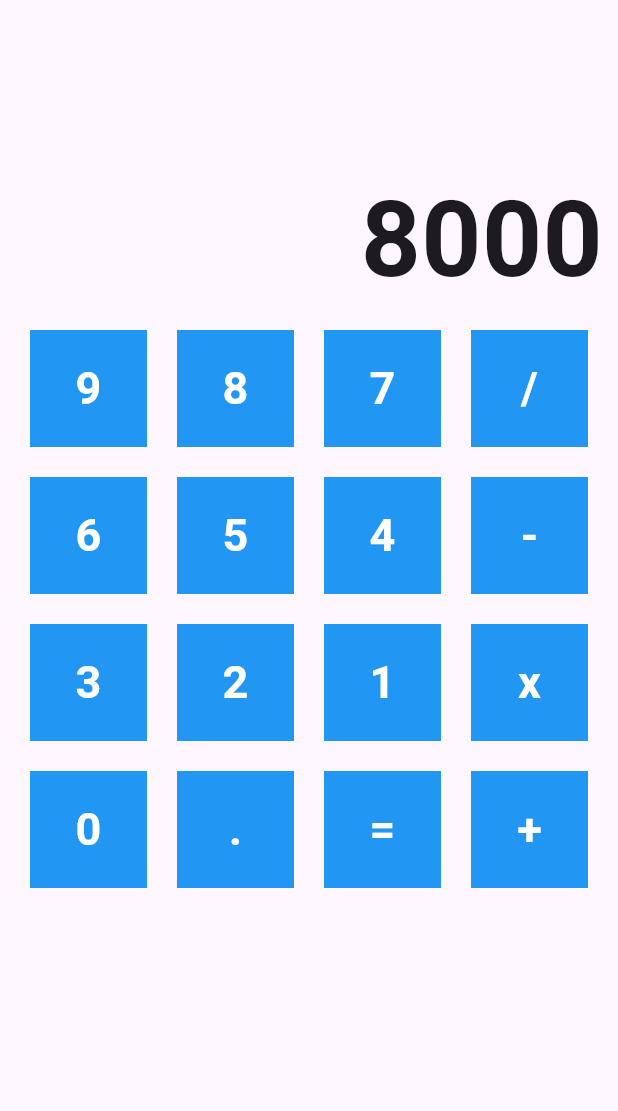
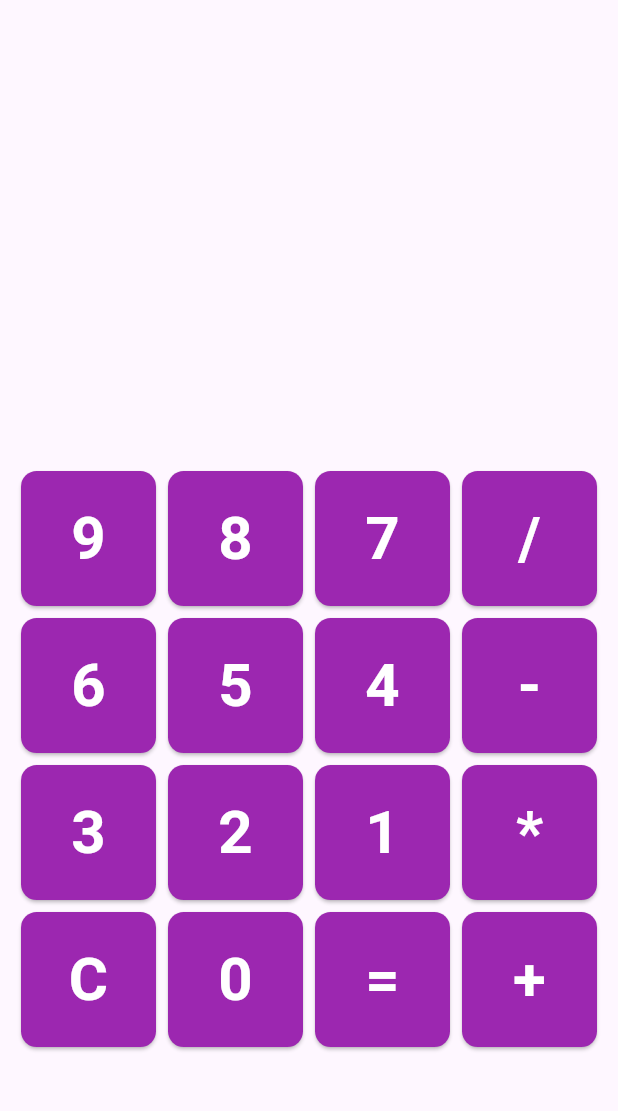
Before and after one commit to shreeya-a/flutter-andriod-studio, a Flutter app: the screen it shows after launch, on a phone screen of 412 x 824 dp, the part 84-1195 px from its top. Run offline on Flutter 3.47's test engine with Material 3 defaults, Android fonts, the light colour scheme and no system bars; missing offline and left inert: eval_ex.

Commit message:
calculator done

```diff
--- a/calculator/lib/main.dart
+++ b/calculator/lib/main.dart
@@ -4,6 +4,7 @@ import 'package:flutter/material.dart';
 
 void main(){
   runApp(MaterialApp(
+    debugShowCheckedModeBanner: false,
     theme: ThemeData(
       appBarTheme: AppBarTheme(
         backgroundColor: Colors.purple,
--- a/calculator/lib/screen/home.dart
+++ b/calculator/lib/screen/home.dart
@@ -1,4 +1,6 @@
 import 'package:flutter/material.dart';
+import '../widgets/calculator_button.dart';
+import 'package:eval_ex/expression.dart';
 
 class Home extends StatefulWidget {
   const Home({super.key});
@@ -8,12 +10,27 @@ class Home extends StatefulWidget {
 }
 
 class _HomeState extends State<Home> {
-
-  List buttons =  ['9', '8','7', '/',
-    '6','5', '4','-',
-    '3','2', '1','x',
-    '0','.', '=','+',];
-
+  List buttons = [
+    '9',
+    '8',
+    '7',
+    '/',
+    '6',
+    '5',
+    '4',
+    '-',
+    '3',
+    '2',
+    '1',
+    '*',
+    'C',
+    '0',
+    '=',
+    '+',
+  ];
+ String math_exp = '';
+  // o/p= btn clicked shown on display
+  String output = "";
 
   @override
   Widget build(BuildContext context) {
@@ -25,37 +42,72 @@ class _HomeState extends State<Home> {
         padding: EdgeInsets.all(10),
         child: Column(
           crossAxisAlignment: CrossAxisAlignment.stretch,
+          mainAxisAlignment: MainAxisAlignment.end,
           children: [
             Container(
-              height: 200,
+              height: 300,
               alignment: Alignment.bottomRight,
-              // color: Colors.red,
-              child: Text('8000', style: TextStyle(
-                fontSize: 70,
-                fontWeight: FontWeight.bold
-              ),),
+              child: Text(
+                // o/p= btn clicked shown on display
+                output,
+                style: TextStyle(fontSize: 70, fontWeight: FontWeight.bold),
+              ),
             ),
             Expanded(
               child: GridView.builder(
                   itemCount: buttons.length,
                   gridDelegate: SliverGridDelegateWithFixedCrossAxisCount(
                       crossAxisCount: 4),
-                      itemBuilder: (context, index) {
-                        return Container(
-                          color: Colors.blue,
-                          margin: EdgeInsets.all(10),
-                          child: Center(
-                            child: Text(buttons[index], style: TextStyle(
-                              color: Colors.white,
-                              fontWeight: FontWeight.bold,
-                              fontSize: 30,
+                  itemBuilder: (context, i) {
+                    return CalculatorButton(
+                        color: Colors.purple,
+                        label: buttons[i],
+                        callback: (label) {
+                          //calculate btn
+                          if (label == '=') {
 
-                            ),),
-                          ),
-                        );
-                      }
+                            Expression exp = Expression(math_exp);
 
-              )
+                            setState(() {
+                              output = exp.eval().toString();
+                              print('math exp = ' + math_exp);
+                            });
+                          }
+                          // operation button
+                          else if (label == '+' ||
+                              label == '-' ||
+                              label == '*' ||
+                              label == '/') {
+
+                            // print('Operation btn is clicked ' + label);
+                            setState(() {
+                              math_exp = math_exp + label;
+                              output = '';
+
+
+                            });
+                          }
+                          else if (label == 'C'){
+                            setState(() {
+                              math_exp = '';
+                              output = '';
+                            });
+                          }
+                          // Number btn
+                          else {
+                            // print('Number btn is pressed');
+                            setState(() {
+                              output = output + label;
+                              math_exp = math_exp + label;
+
+
+                            });
+                          }
+                          // print('math exp ' + math_exp);
+                          // print("button pressed " + label);
+
+                        });
+                  }),
             )
           ],
         ),
@@ -63,3 +115,71 @@ class _HomeState extends State<Home> {
     );
   }
 }
+
+// import 'package:flutter/material.dart';
+//
+// class Home extends StatefulWidget {
+//   const Home({super.key});
+//
+//   @override
+//   State<Home> createState() => _HomeState();
+// }
+//
+// class _HomeState extends State<Home> {
+//
+//   List buttons =  ['9', '8','7', '/',
+//     '6','5', '4','-',
+//     '3','2', '1','x',
+//     '0','.', '=','+',];
+//
+//
+//   @override
+//   Widget build(BuildContext context) {
+//     return Scaffold(
+//       appBar: AppBar(
+//         title: Text('Calculator'),
+//       ),
+//       body: Container(
+//         padding: EdgeInsets.all(10),
+//         child: Column(
+//           crossAxisAlignment: CrossAxisAlignment.stretch,
+//           children: [
+//             Container(
+//               height: 200,
+//               alignment: Alignment.bottomRight,
+//               // color: Colors.red,
+//               child: Text('8000', style: TextStyle(
+//                 fontSize: 70,
+//                 fontWeight: FontWeight.bold
+//               ),),
+//             ),
+//             Expanded(
+//               child: GridView.builder(
+//                   itemCount: buttons.length,
+//                   gridDelegate: SliverGridDelegateWithFixedCrossAxisCount(
+//                       crossAxisCount: 4),
+//                       itemBuilder: (context, index) {
+//                         return Container(
+//                           color: Colors.blue,
+//                           margin: EdgeInsets.all(10),
+//                           child: Center(
+//                             child: Text(buttons[index], style: TextStyle(
+//                               color: Colors.white,
+//                               fontWeight: FontWeight.bold,
+//                               fontSize: 30,
+//
+//                             ),),
+//                           ),
+//                         );
+//                       }
+//
+//               )
+//             )
+//           ],
+//         ),
+//       ),
+//     );
+//   }
+// }
+//
+//
--- a/calculator/lib/widgets/calculator_button.dart
+++ b/calculator/lib/widgets/calculator_button.dart
@@ -1,28 +1,31 @@
 import 'package:flutter/material.dart';
 
 class CalculatorButton extends StatelessWidget {
-
   final String label;
   final Color? color;
   final Function callback;
-  // final VoidCallback callback;
 
-
-  const CalculatorButton({required this.label, this.color, required this.callback});
+  const CalculatorButton({required this.label, this.color,required this.callback});
 
   @override
   Widget build(BuildContext context) {
-    return ElevatedButton(
-      onPressed: (){
-        print('btn pressed');
-        callback(label);
-      },
-      child: Text(this.label),
-      style: ButtonStyle(
-        //btn has many states
-        //thus materialStateProperty is used
-        backgroundColor: MaterialStateProperty.all(this.color ?? Colors.white),
-        shape: MaterialStateProperty.all(RoundedRectangleBorder(borderRadius: BorderRadius.circular(10)))
+    return Container(
+      margin: EdgeInsets.all(4),
+      child: ElevatedButton(
+        style: ButtonStyle(
+
+            backgroundColor: MaterialStateProperty.all(color ?? Colors.yellow),
+            shape: MaterialStateProperty.all(RoundedRectangleBorder(borderRadius: BorderRadius.circular(10.5)))
+        ),
+        onPressed: () {
+          callback(label);
+        },
+        child: Text(label, style: TextStyle(
+            fontWeight: FontWeight.bold,
+            fontSize: 40,
+            color: Colors.white
+        ),),
+
       ),
     );
   }
--- a/calculator/pubspec.yaml
+++ b/calculator/pubspec.yaml
@@ -35,6 +35,7 @@ dependencies:
   # The following adds the Cupertino Icons font to your application.
   # Use with the CupertinoIcons class for iOS style icons.
   cupertino_icons: ^1.0.6
+  eval_ex: ^1.1.8
 
 dev_dependencies:
   flutter_test:
```
Also changed, not shown: calculator/pubspec.lock.
